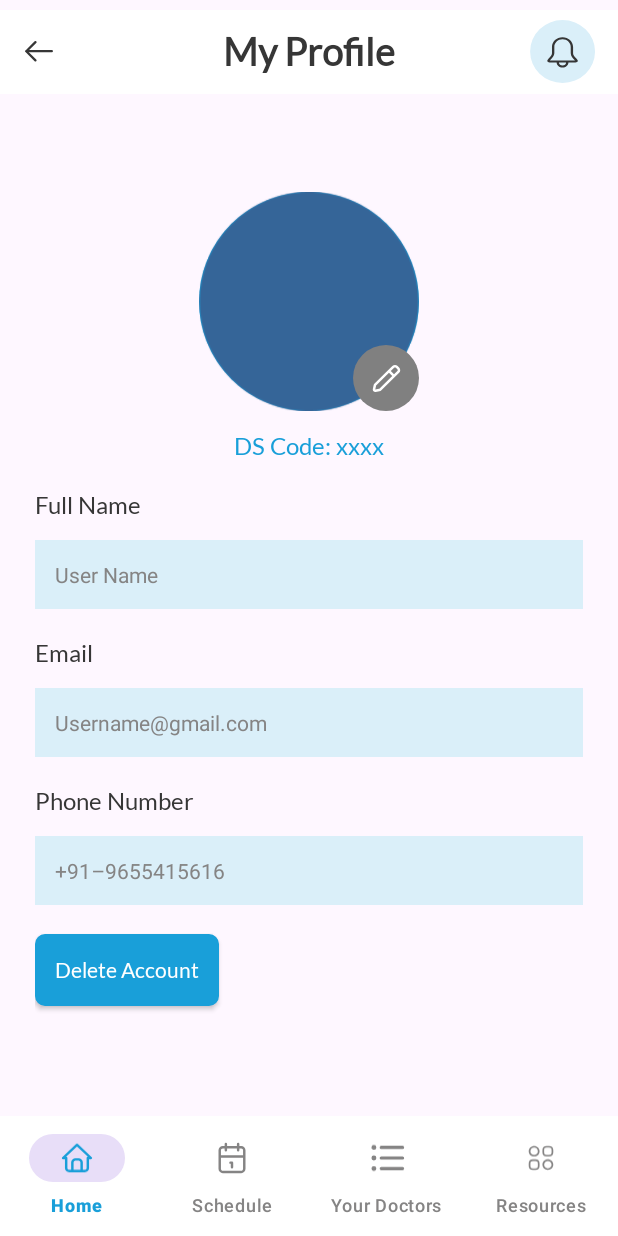
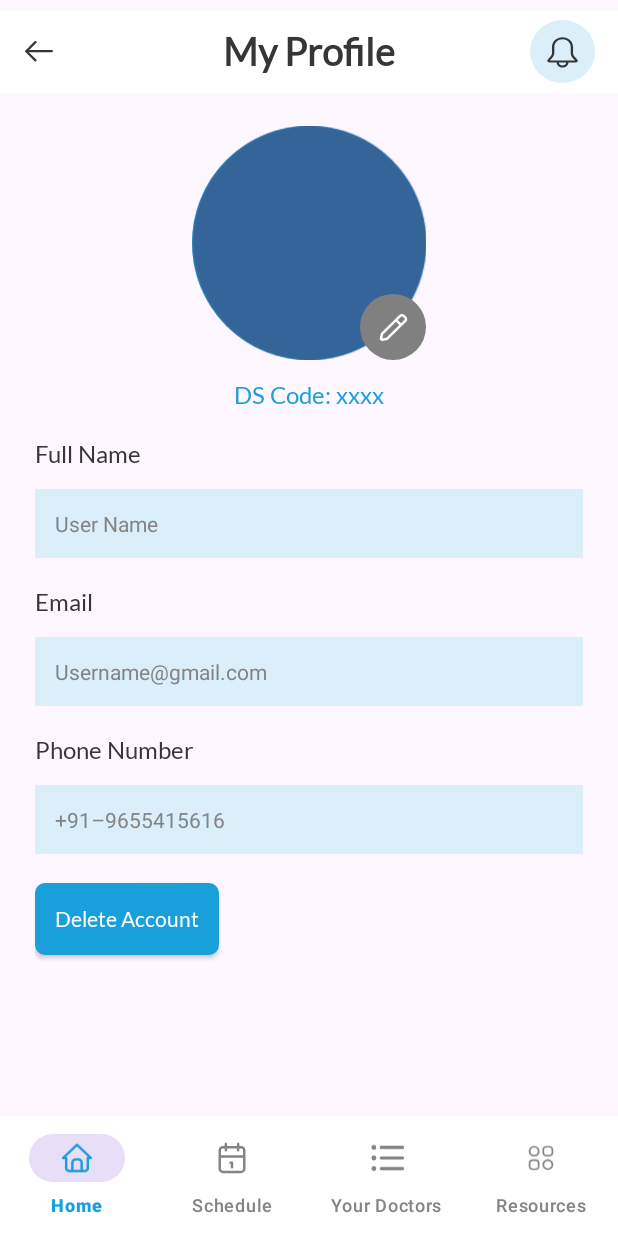
Before and after one commit to DeepakYesIt/awpl_poc, an Android app: the ProfileFragment screen opened through its navigation route, on a phone screen of 412 x 824 dp. Run offline under Robolectric (Android 15) with nearby library versions, the phone set to English and light mode, and no system bars; our stand-ins replace navigation-ui, sdp/ssp sizes.

Commit message:
vishal's 2nd  commit 14-04-2025

```diff
--- a/app/src/main/java/com/bussiness/awpl/fragment/home/HomeFragment.kt
+++ b/app/src/main/java/com/bussiness/awpl/fragment/home/HomeFragment.kt
@@ -82,7 +82,7 @@ class HomeFragment : Fragment() {
             scheduleCallBtn.setOnClickListener  { findNavController().navigate(R.id.homeScheduleCallFragment) }
             upcomingSeeAll.setOnClickListener   { findNavController().navigate(R.id.scheduleFragment) }
             rescheduleButton.setOnClickListener { findNavController().navigate(R.id.appointmentBooking) }
-            cancelBtn?.setOnClickListener       { cancelDialog() }
+
         }
     }
 
--- a/app/src/main/res/layout/fragment_profile.xml
+++ b/app/src/main/res/layout/fragment_profile.xml
@@ -18,8 +18,8 @@
     <!-- Circular Profile Image -->
     <com.google.android.material.imageview.ShapeableImageView
         android:id="@+id/profileImage"
-        android:layout_width="0dp"
-        android:layout_height="0dp"
+        android:layout_width="@dimen/_120sdp"
+        android:layout_height="@dimen/_120sdp"
         android:scaleType="centerCrop"
         android:layout_marginTop="@dimen/_50sdp"
         android:src="@drawable/profileback"
--- a/app/src/main/res/values/strings.xml
+++ b/app/src/main/res/values/strings.xml
@@ -255,6 +255,7 @@
     <string name="privacy_policy_txt">Privacy Policy</string>
     <string name="get_started">Get Started</string>
     <string name="you_agree_to_our">you agree to our</string>
+    <string name="analyze_now">Analyze Now</string>
 
 
 </resources>
```
